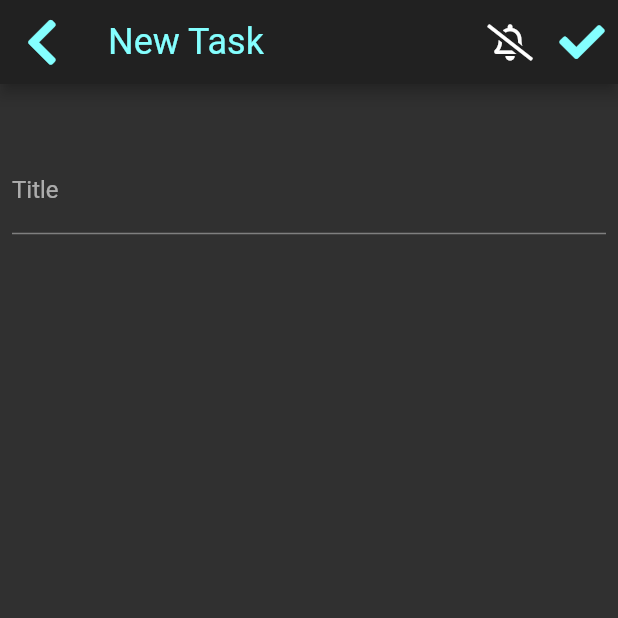
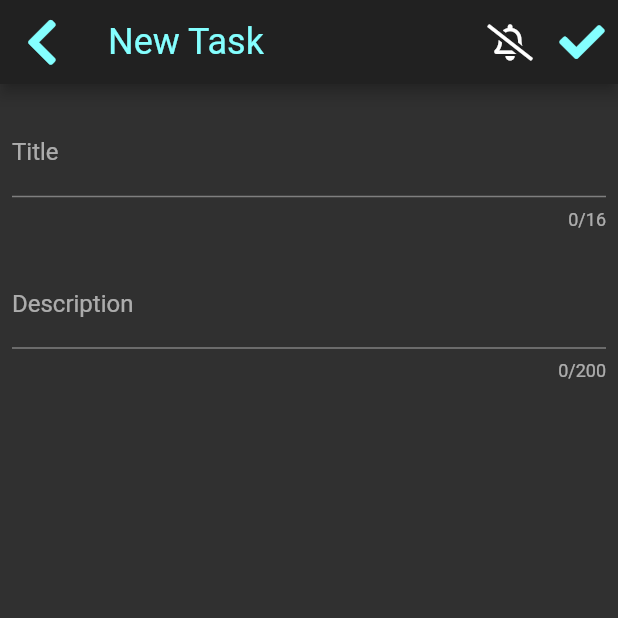
Before and after one commit to ompatel11/todolistApp, a Flutter app: the Add_task screen opened by its route, on a phone screen of 412 x 824 dp, the top half of it. Run offline on Flutter 3.47's test engine with Material 2 defaults, Android fonts, the phone set to English and light mode, and no system bars; our stand-ins replace cloud_firestore, firebase_auth, flutter_spinkit, font_awesome_flutter, google_fonts; accounts and stored records are empty.

Commit message:
Added Snackbar for errors in New Task.

```diff
--- a/todo/lib/Screens/add_task.dart
+++ b/todo/lib/Screens/add_task.dart
@@ -15,6 +15,10 @@ class _Add_taskState extends State<Add_task> {
   TimeOfDay _time = TimeOfDay.now();
   TimeOfDay picked;
   String title;
+  String descp;
+  final snackBar =  SnackBar(content: Text("Cannot leave title empty."));
+  final GlobalKey<ScaffoldState> _scaffoldKey = new GlobalKey<ScaffoldState>();
+
   Future<Null> selectTime(BuildContext context) async{
     picked = await showTimePicker(
       context: context,
@@ -29,18 +33,12 @@ class _Add_taskState extends State<Add_task> {
         // }
       });
   }
-  // Future<Null>add_newtask() async {
-  //   final FirebaseUser user = await _auth.currentUser();
-  //   try{
-  //   DatabaseService(uid: user.uid).addTask('Title of Task 2','Time of task 2 ');
-  //   print('Done');
-  //   }catch(e){
-  //     print(e.toString());
-  //   }
-  // }
+
   @override
   Widget build(BuildContext context) {
     return Scaffold(
+      key: _scaffoldKey,
+      resizeToAvoidBottomInset: true,
       appBar: AppBar(
         leading: IconButton(
                       icon: FaIcon(FontAwesomeIcons.chevronLeft,
@@ -84,9 +82,16 @@ class _Add_taskState extends State<Add_task> {
                    onPressed: () async{
                      final uid = (await _auth.currentUser()).uid;
                      print('In progress');
-                     await DatabaseService(uid: uid).addTask(title, picked.toString());
+                     if(title!=null){
+                       await DatabaseService(uid: uid).addTask(title, picked.toString(), descp);
                        Navigator.of(context).popAndPushNamed('/home');
                        print("Done");
+                     }
+                     else{
+                       return _scaffoldKey.currentState.showSnackBar(snackBar);
+                      //  return Scaffold.of(context).showSnackBar(snackBar);
+
+                     }
                    },
               )
             ],
@@ -94,15 +99,18 @@ class _Add_taskState extends State<Add_task> {
       body: Container(
         child: Column(
           children: [
-
+            SizedBox(
+              height: MediaQuery.of(context).size.height * 0.02,
+            ),
             Padding(
-              padding:  EdgeInsets.symmetric(horizontal:8.0,vertical: MediaQuery.of(context).size.height * 0.05),
+              padding:  EdgeInsets.symmetric(horizontal:8.0),
               child: Form(
             key: _formKey,
             child: Column(
             crossAxisAlignment: CrossAxisAlignment.start,
             children: <Widget>[
               TextFormField(
+                maxLength: 16,
                 onChanged: (val) {
                       setState(() => title = val);
                     },
@@ -114,6 +122,20 @@ class _Add_taskState extends State<Add_task> {
               ),
               SizedBox(
                   height: 20.0,
+              ),
+              TextFormField(
+                keyboardType: TextInputType.multiline,
+                maxLength: 200,
+                minLines: 1,
+                maxLines: 8,
+                onChanged: (val) {
+                      setState(() => descp = val);
+                    },
+                validator: (val) => val.isEmpty ? 'Cannot leave this empty' : null,
+                  decoration: const InputDecoration(
+                    hintText: 'Task',
+                    labelText: 'Description',
+                  ),
               ),
 
               SizedBox(
--- a/todo/lib/home/home.dart
+++ b/todo/lib/home/home.dart
@@ -84,15 +84,15 @@ class _DefaultScreenState extends State<DefaultScreen> {
               Padding(
                 padding: const EdgeInsets.only(top: 8.0, bottom: 4.0),
                 child: Row(children: <Widget>[
-                  Text(task['title']==null? "N/A":task['title'], style: new TextStyle(fontSize: 30.0),),
+                  Text(task['title']==null? "N/A":task['title'], style: new TextStyle(fontSize: 28.0),),
                   Spacer(),
                 ]),
               ),
              Padding(
-                padding: const EdgeInsets.only(top: 8.0, bottom: 8.0),
+                padding: const EdgeInsets.only(top: 8.0),
                 child: Row(
                   children: <Widget>[
-                    Text(task['time'].toString()==null? " ":task['time'], style: new TextStyle(fontSize: 35.0),),
+                    Text(task['time'].toString()==null? " ":task['descp'], style: new TextStyle(fontSize: 20.0),),
                     Spacer(),
                     IconButton(icon:FaIcon(FontAwesomeIcons.trash),
                     onPressed: () async{
--- a/todo/lib/models/user.dart
+++ b/todo/lib/models/user.dart
@@ -1,5 +1,6 @@
 class User{
   final String uid;
   final String time;
-  User({this.uid, this.time });
+  final String descp;
+  User({this.uid, this.time, this.descp});
 }
--- a/todo/lib/services/database.dart
+++ b/todo/lib/services/database.dart
@@ -12,10 +12,11 @@ class DatabaseService {
   };
     return await Firestore.instance.collection("users").document(uid).collection('task').add(data);
   }
-  Future addTask(String title, String time) async{
+  Future addTask(String title, String time, String descp) async{
     Map<String, String> data = <String, String>{
       'title': title,
       'time': time,
+      'descp': descp
   };
     return await Firestore.instance.collection("users").document(uid).collection("tasks").document(title).setData(data);
   }
```
Lines whose indentation alone changed are shown as unchanged.
